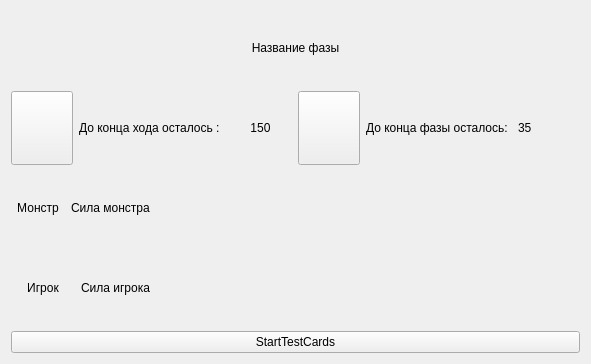
The window that Nayda/battlefield.ui (Mar94oK/Nayda) describes before a commit, drawn with Qt 5.
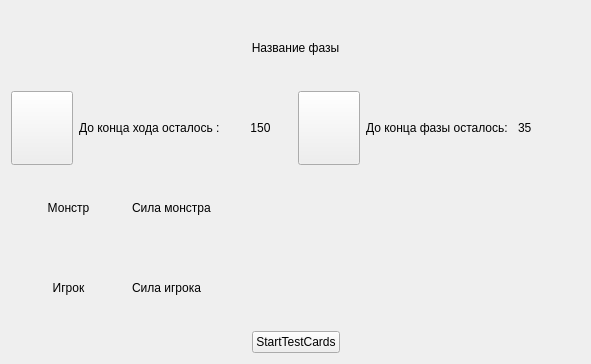
The same window after the commit.

Patch:
```diff
--- a/Nayda/battlefield.ui
+++ b/Nayda/battlefield.ui
@@ -34,6 +34,27 @@
      </item>
     </layout>
    </item>
+   <item row="2" column="0">
+    <layout class="QHBoxLayout" name="horizontalLayout">
+     <item>
+      <widget class="QLabel" name="lbl_Monster">
+       <property name="text">
+        <string>Монстр</string>
+       </property>
+       <property name="alignment">
+        <set>Qt::AlignCenter</set>
+       </property>
+      </widget>
+     </item>
+     <item>
+      <widget class="QLabel" name="lbl_MonsterTotalPower">
+       <property name="text">
+        <string>Сила монстра</string>
+       </property>
+      </widget>
+     </item>
+    </layout>
+   </item>
    <item row="1" column="0" colspan="4">
     <layout class="QHBoxLayout" name="lyt_Interface">
      <item>
@@ -95,44 +116,12 @@
      </item>
     </layout>
    </item>
-   <item row="2" column="0">
-    <layout class="QHBoxLayout" name="horizontalLayout">
-     <item>
-      <widget class="QLabel" name="lbl_Monster">
-       <property name="text">
-        <string>Монстр</string>
-       </property>
-       <property name="alignment">
-        <set>Qt::AlignCenter</set>
-       </property>
-      </widget>
-     </item>
-     <item>
-      <widget class="QLabel" name="lbl_MonsterTotalPower">
-       <property name="text">
-        <string>Сила монстра</string>
-       </property>
-      </widget>
-     </item>
-    </layout>
-   </item>
-   <item row="4" column="0" colspan="4">
-    <layout class="QHBoxLayout" name="dbgLayout" stretch="0">
-     <property name="sizeConstraint">
-      <enum>QLayout::SetMaximumSize</enum>
-     </property>
-     <item>
-      <widget class="QPushButton" name="btnStartTestCards">
-       <property name="text">
-        <string>StartTestCards</string>
-       </property>
-      </widget>
-     </item>
-    </layout>
-   </item>
    <item row="2" column="3" rowspan="2">
     <layout class="QGridLayout" name="lyt_SpecialFunctions"/>
    </item>
+   <item row="2" column="1" colspan="2">
+    <layout class="QHBoxLayout" name="lyt_Against"/>
+   </item>
    <item row="3" column="0">
     <layout class="QHBoxLayout" name="horizontalLayout_3">
      <item>
@@ -154,12 +143,49 @@
      </item>
     </layout>
    </item>
-   <item row="2" column="1" colspan="2">
-    <layout class="QHBoxLayout" name="lyt_Against"/>
-   </item>
    <item row="3" column="1" colspan="2">
     <layout class="QHBoxLayout" name="lyt_For"/>
    </item>
+   <item row="4" column="1" colspan="2">
+    <layout class="QHBoxLayout" name="dbgLayout" stretch="0">
+     <property name="sizeConstraint">
+      <enum>QLayout::SetMaximumSize</enum>
+     </property>
+     <item>
+      <widget class="QPushButton" name="btnStartTestCards">
+       <property name="text">
+        <string>StartTestCards</string>
+       </property>
+      </widget>
+     </item>
+    </layout>
+   </item>
+   <item row="4" column="0">
+    <spacer name="horizontalSpacer">
+     <property name="orientation">
+      <enum>Qt::Horizontal</enum>
+     </property>
+     <property name="sizeHint" stdset="0">
+      <size>
+       <width>40</width>
+       <height>20</height>
+      </size>
+     </property>
+    </spacer>
+   </item>
+   <item row="4" column="3">
+    <spacer name="horizontalSpacer_2">
+     <property name="orientation">
+      <enum>Qt::Horizontal</enum>
+     </property>
+     <property name="sizeHint" stdset="0">
+      <size>
+       <width>40</width>
+       <height>20</height>
+      </size>
+     </property>
+    </spacer>
+   </item>
   </layout>
  </widget>
  <resources/>
```
